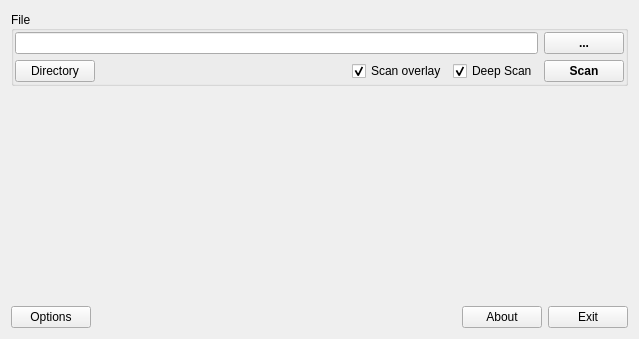
The window that gui_source/guimainwindow.ui (horsicq/Nauz-File-Detector) describes before a commit, drawn with Qt 5.
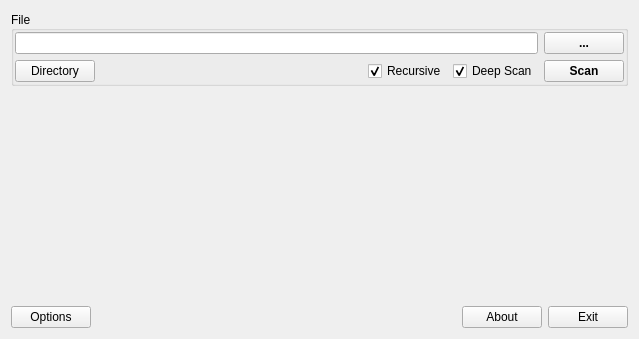
The same window after the commit. Custom widgets are drawn as their Qt base class.

What changed in the file:
```diff
--- a/gui_source/guimainwindow.ui
+++ b/gui_source/guimainwindow.ui
@@ -66,7 +66,7 @@
            <item>
             <widget class="QCheckBox" name="checkBoxScanOverlay">
              <property name="text">
-              <string>Scan overlay</string>
+              <string>Recursive</string>
              </property>
              <property name="checked">
               <bool>true</bool>
```
Left out of the diff: 2 changed lines with no effect on the pictures.
